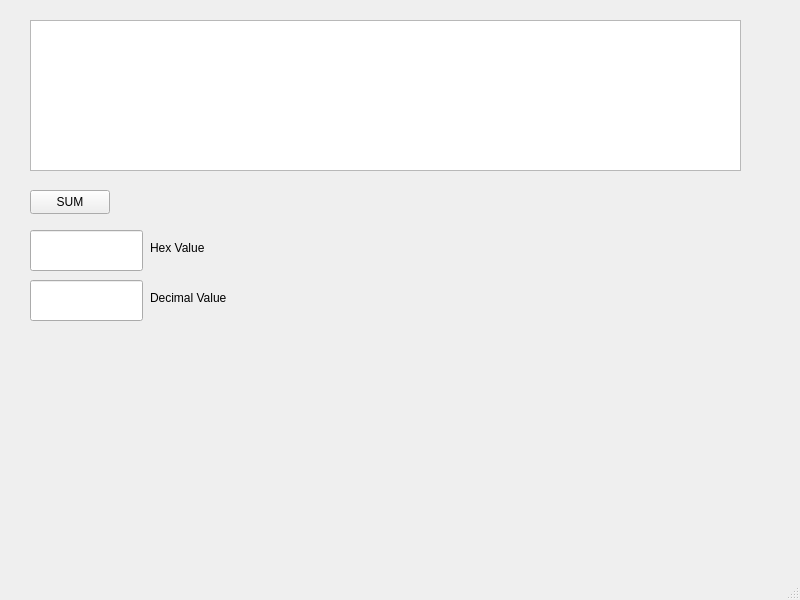
Qt form mainwindow.ui (RaoAbdulSami/NHSC) before a commit.
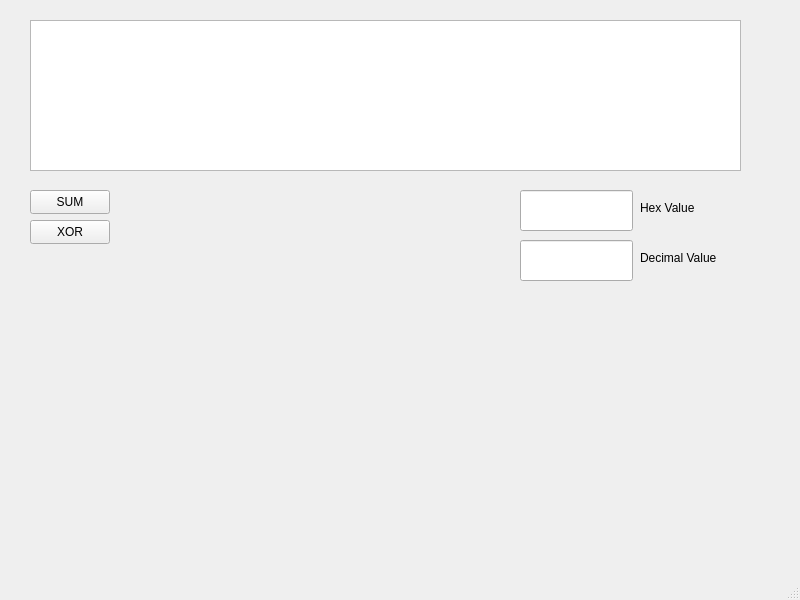
The same form after that commit.

What changed in the file:
```diff
--- a/mainwindow.ui
+++ b/mainwindow.ui
@@ -30,8 +30,8 @@
    <widget class="QLineEdit" name="ShowHexResultBox">
     <property name="geometry">
      <rect>
-      <x>30</x>
-      <y>230</y>
+      <x>520</x>
+      <y>190</y>
       <width>113</width>
       <height>41</height>
      </rect>
@@ -40,8 +40,8 @@
    <widget class="QLabel" name="label">
     <property name="geometry">
      <rect>
-      <x>150</x>
-      <y>240</y>
+      <x>640</x>
+      <y>200</y>
       <width>61</width>
       <height>16</height>
      </rect>
@@ -53,8 +53,8 @@
    <widget class="QLineEdit" name="ShowDecimalResultBox">
     <property name="geometry">
      <rect>
-      <x>30</x>
-      <y>280</y>
+      <x>520</x>
+      <y>240</y>
       <width>113</width>
       <height>41</height>
      </rect>
@@ -66,8 +66,8 @@
    <widget class="QLabel" name="label_2">
     <property name="geometry">
      <rect>
-      <x>150</x>
-      <y>290</y>
+      <x>640</x>
+      <y>250</y>
       <width>101</width>
       <height>16</height>
      </rect>
@@ -89,7 +89,7 @@
    <widget class="QLabel" name="InputTextLengthLabel">
     <property name="geometry">
      <rect>
-      <x>460</x>
+      <x>260</x>
       <y>190</y>
       <width>231</width>
       <height>20</height>
@@ -99,6 +99,19 @@
      <string/>
     </property>
    </widget>
+   <widget class="QPushButton" name="CalcXorBtn">
+    <property name="geometry">
+     <rect>
+      <x>30</x>
+      <y>220</y>
+      <width>80</width>
+      <height>24</height>
+     </rect>
+    </property>
+    <property name="text">
+     <string>XOR</string>
+    </property>
+   </widget>
   </widget>
   <widget class="QMenuBar" name="menubar">
    <property name="geometry">
```
